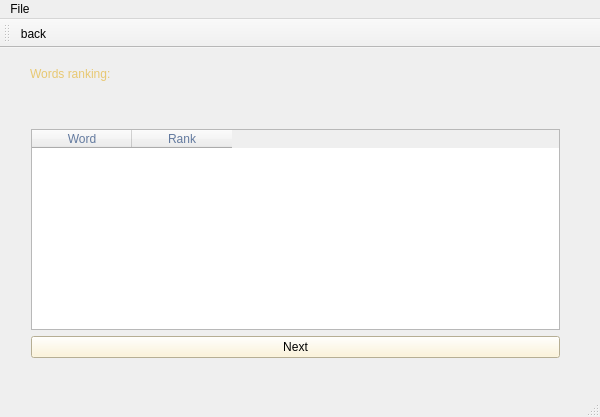
First picture: the form in DisplayRank.ui, repository Rrr3rrr2004/Word-Frequency-Count, before the edit.
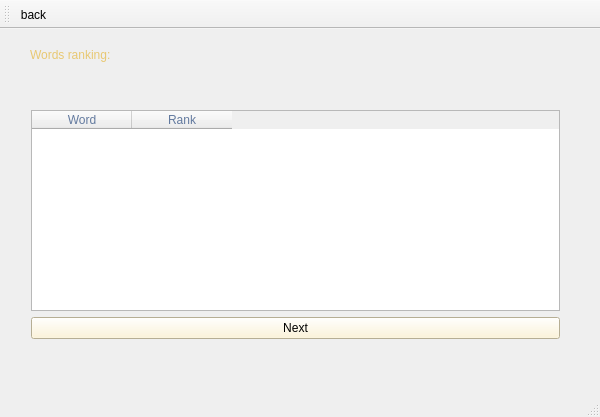
Second picture: the form after the edit. Icons and pictures are not drawn.

```diff
--- a/DisplayRank.ui
+++ b/DisplayRank.ui
@@ -74,23 +74,6 @@
     </layout>
    </widget>
   </widget>
-  <widget class="QMenuBar" name="menuBar">
-   <property name="geometry">
-    <rect>
-     <x>0</x>
-     <y>0</y>
-     <width>600</width>
-     <height>25</height>
-    </rect>
-   </property>
-   <widget class="QMenu" name="menuFile">
-    <property name="title">
-     <string>File</string>
-    </property>
-    <addaction name="back"/>
-   </widget>
-   <addaction name="menuFile"/>
-  </widget>
   <widget class="QToolBar" name="mainToolBar">
    <attribute name="toolBarArea">
     <enum>TopToolBarArea</enum>
```
